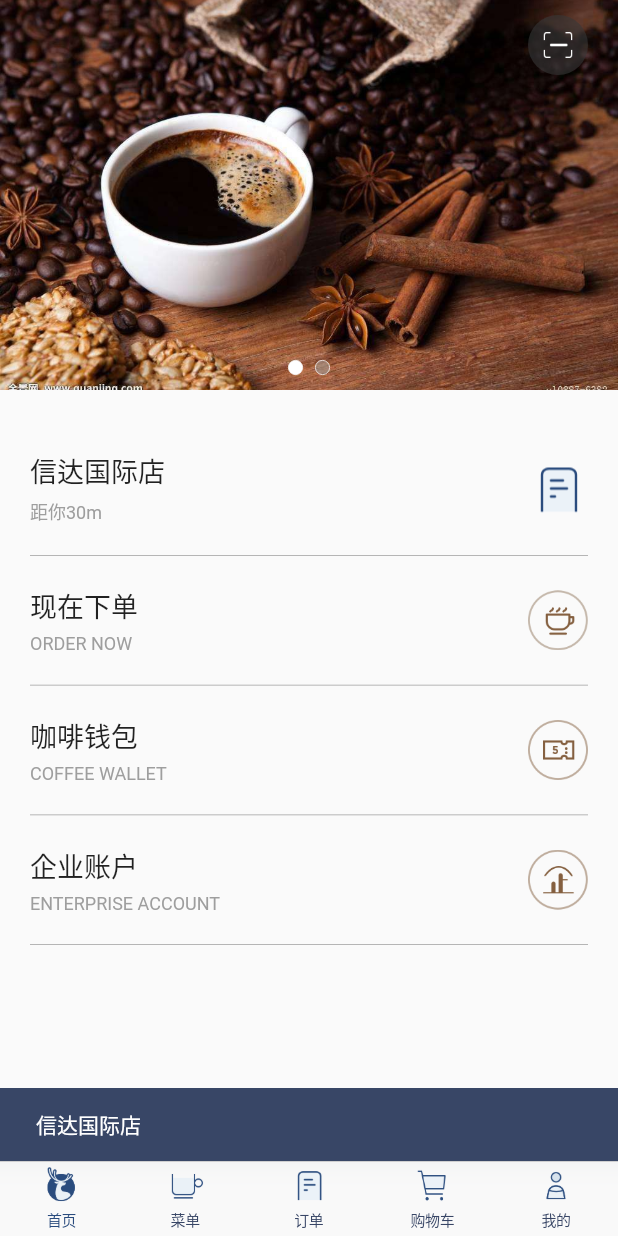
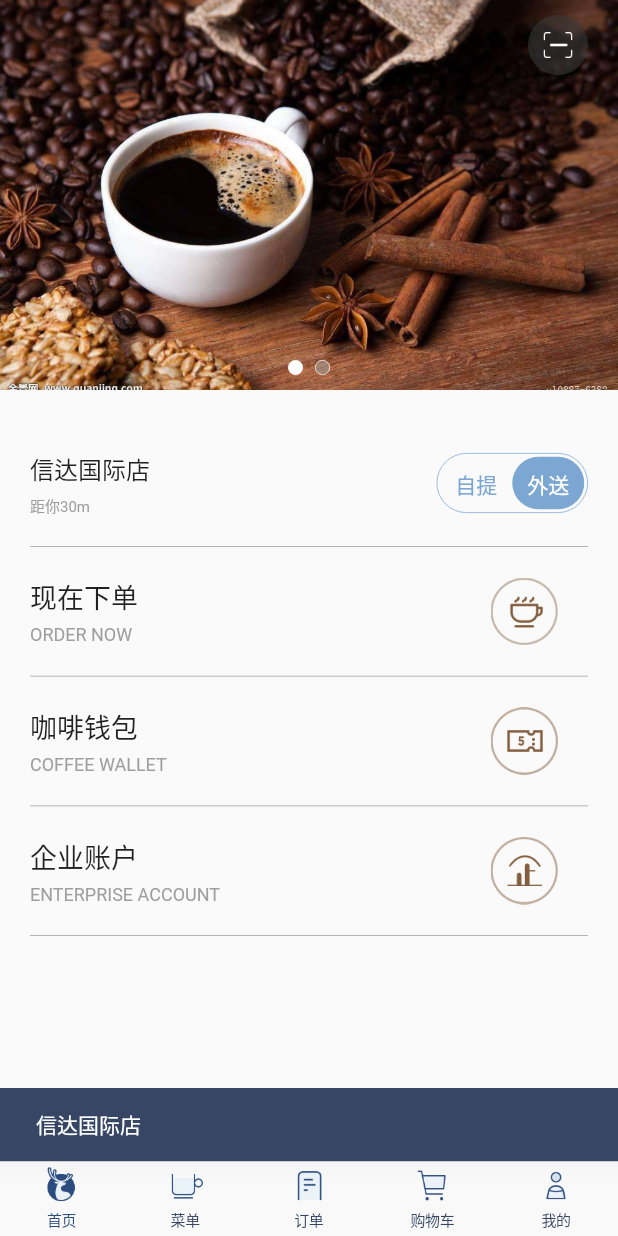
Before and after one commit to zanderpu/luckincoffee, a Flutter app: the screen it shows after launch, after a tap on "信达国际店", on a phone screen of 412 x 824 dp. Run offline on Flutter 3.47's test engine with Material 2 defaults, Android fonts, the phone set to English and light mode, and no system bars.

Commit message:
完成我的页面布局

```diff
--- a/lib/pages/h_index.dart
+++ b/lib/pages/h_index.dart
@@ -1,3 +1,5 @@
+import 'dart:async';
+
 import 'package:flutter/material.dart';
 
 class HomeIndex extends StatelessWidget {
@@ -41,7 +43,7 @@ class HomeIndex extends StatelessWidget {
         padding: EdgeInsets.all(20.0),
         child: new Column(
           children: <Widget>[
-            new IndexList("信达国际店","距你30m","images/nav/icon_navigation_order_negative.png"),
+            new IndexStore("信达国际店","距你30m",1),
             new IndexList("现在下单","ORDER NOW","images/icon_order_now.png"),
             new IndexList("咖啡钱包","COFFEE WALLET","images/icon_promo.png"),
             new IndexList("企业账户","ENTERPRISE ACCOUNT","images/icon_enterprise.png"),
@@ -53,6 +55,7 @@ class HomeIndex extends StatelessWidget {
   }
 }
 
+///首页图片轮播
 class IndexSwiper extends StatefulWidget {
   @override
   State<StatefulWidget> createState() => new IndexSwiperState();
@@ -69,6 +72,20 @@ class IndexSwiperState extends State<IndexSwiper>
     super.initState();
     // 初始化控制器
     pageController = new PageController(initialPage: 0);
+    print(_currentPageIndex);
+    new Timer.periodic(new Duration(seconds: 5),callback);
+  }
+
+  void callback(Timer timer) {
+    _currentPageIndex++;
+    if(_currentPageIndex>1){
+      _currentPageIndex = 0;
+    }
+    pageController.animateToPage(_currentPageIndex,
+      duration: new Duration(microseconds: 1000),
+      curve: new ElasticInOutCurve()
+    );
+    //print(_currentPageIndex);
   }
 
   @override
@@ -80,6 +97,7 @@ class IndexSwiperState extends State<IndexSwiper>
 
   List<Widget> getSwiperIndex(BuildContext context){
     List<Widget> list = new List<Widget>();
+
     for (var i = 0; i < 2; i++) {
       if(_currentPageIndex==i){
         list.add(new Container(
@@ -110,6 +128,7 @@ class IndexSwiperState extends State<IndexSwiper>
   }
 
 
+
   void _pageChanged(index){
     setState(() {
       _currentPageIndex = index;
@@ -124,6 +143,7 @@ class IndexSwiperState extends State<IndexSwiper>
     return Stack(
       children: <Widget>[
         new PageView(
+          controller: pageController,
           children: <Widget>[
             new Image.asset(
               'images/banner.jpg',
@@ -150,6 +170,112 @@ class IndexSwiperState extends State<IndexSwiper>
   }
 }
 
+
+///首页定位门店
+class IndexStore extends StatefulWidget{
+  final String title;
+  final String desc;
+  final int type;
+
+  IndexStore(this.title,this.desc,this.type);
+
+  @override
+  State<StatefulWidget> createState() => new IndexStoreState();
+}
+
+class IndexStoreState extends State<IndexStore>{
+
+  Widget _storeType(){
+
+    var _textstyle1 = new TextStyle(color:Colors.white);
+    var _textstyle2 = new TextStyle(color:Colors.white);
+    var _bgstyle1 = null;
+    var _bgstyle2 = null;
+
+    if(widget.type==1){
+      _textstyle1 = new TextStyle(color:Color(0xff7CA7D2));
+      _bgstyle2 = new BoxDecoration(
+        color: Color(0xff7CA7D2),
+        borderRadius:BorderRadius.all(Radius.circular(40.0))
+      );
+    }else{
+      _textstyle2 = new TextStyle(color:Color(0xff7CA7D2));
+      _bgstyle1 = new BoxDecoration(
+        color: Color(0xff7CA7D2),
+        borderRadius:BorderRadius.all(Radius.circular(40.0))
+      );
+    }
+
+
+    return new Container(
+      padding: EdgeInsets.all(2.0),
+      height: 40.0,
+      decoration: new BoxDecoration(
+        border: Border.all(width:0.5,color:Color(0xff7CA7D2)),
+        borderRadius: BorderRadius.all(Radius.circular(40.0))
+      ),
+      child:new Row(
+        children: <Widget>[
+          new Container(
+            padding: EdgeInsets.only(left:10.0,right:10.0,top:8.0),
+            height: 40.0,
+            decoration: _bgstyle1,
+            child: new Text('自提',style: _textstyle1,),
+          ),
+          new Container(
+            padding: EdgeInsets.only(left:10.0,right:10.0,top:8.0),
+            height: 40.0,
+            decoration: _bgstyle2,
+            child: new Text('外送',style: _textstyle2,),
+          ),
+        ],
+      ),
+    );
+  }
+
+
+  @override
+  Widget build(BuildContext context) {
+    return new Container(
+      child: new GestureDetector(
+        child: new Container(
+          padding: EdgeInsets.only(top: 20.0, bottom: 20.0),
+          decoration: new BoxDecoration(
+            border: new Border(bottom: new BorderSide(width: 0.5,color: Colors.grey))
+          ),
+          child: new Row(
+            children: <Widget>[
+              new Expanded(
+                child: new Column(
+                  crossAxisAlignment: CrossAxisAlignment.start,
+                  children: <Widget>[
+                    new Container(
+                      padding: EdgeInsets.only(bottom: 5.0),
+                      child: new Text(widget.title,style: new TextStyle(fontSize: 16.0,fontWeight: FontWeight.w400),),
+                    ),
+                    new Text(widget.desc, style: new TextStyle(fontSize: 10.0,color: Colors.grey),)
+                  ],
+                ),
+              ),
+              _storeType()
+            ],
+          ),
+        ),
+        onTap: () {
+          Scaffold.of(context).showSnackBar(new SnackBar(
+            content: new Text(widget.title),
+            backgroundColor:Color.fromRGBO(56, 70, 102, 1.0),
+            duration: new Duration(seconds: 1)
+          ));
+
+        },
+      )
+    );
+  }
+
+}
+
+///首页导航列表
 class IndexList extends StatelessWidget {
 
   final String imgurl;
@@ -183,7 +309,10 @@ class IndexList extends StatelessWidget {
                   ],
                 ),
               ),
-              new Image.asset(imgurl, width: 40.0, height: 40.0,)
+              new Container(
+                margin:EdgeInsets.only(right:20.0),
+                child:new Image.asset(imgurl, width: 45.0, height: 45.0,)
+              ),
             ],
           ),
         ),
--- /dev/null
+++ b/lib/pages/h_me.dart
@@ -0,0 +1,169 @@
+import 'package:flutter/material.dart';
+
+class HomeMe extends StatelessWidget {
+  @override
+  Widget build(BuildContext context) {
+    return Scaffold(
+      backgroundColor: Color(0xfff5f5f5),
+      body: new ListView(
+        children: <Widget>[
+          new Column(
+            children: <Widget>[
+              new MeHeader(),
+              new MeList(),
+            ],
+          )
+        ]
+      ),
+    );
+  }
+}
+
+class MeHeader extends StatelessWidget {
+  @override
+  Widget build(BuildContext context) {
+    return new Stack(
+      children: <Widget>[
+        new Row(
+          children: <Widget>[
+            new Expanded(
+              child: new Container(
+                padding: EdgeInsets.only(
+                    top: 60.0, bottom: 60.0, left: 20.0, right: 20.0),
+                color: Color(0xff604A3D),
+                child: new Row(
+                  children: <Widget>[
+                    new CircleAvatar(
+                      backgroundImage: new AssetImage("images/banner.jpg"),
+                      radius: 32.0,
+                    ),
+                    new Expanded(
+                      child: new Container(
+                          margin: EdgeInsets.only(left: 10.0),
+                          child: new Text('Puter',
+                              style: new TextStyle(
+                                  color: Colors.white, fontSize: 16.0))),
+                    ),
+                    new Icon(
+                      Icons.keyboard_arrow_right,
+                      color: Color(0xffcccccc),
+                    ),
+                  ],
+                ),
+              ),
+            )
+          ],
+        ),
+        new Positioned(
+          right: 10.0,
+          top: 10.0,
+          child: new GestureDetector(
+            child:
+                new Icon(Icons.notifications, color: Colors.white, size: 26.0),
+            onTap: () {
+              Scaffold.of(context).showSnackBar(new SnackBar(
+                  content: new Text('消息中心'),
+                  backgroundColor: Color.fromRGBO(56, 70, 102, 1.0),
+                  duration: new Duration(seconds: 1)));
+            },
+          ),
+        )
+      ],
+    );
+  }
+}
+
+class _ItemModel {
+  String title;
+  Icon icon;
+  String describe;
+  GestureTapCallback onTap;
+  _ItemModel(
+      {String title,
+      IconData icon,
+      String describe: "",
+      GestureTapCallback onTap}) {
+    this.title = title;
+    this.icon = new Icon(icon, color: Color(0xffcccccc),size: 20.0,);
+    this.describe = describe;
+    this.onTap = onTap;
+  }
+}
+
+class MeList extends StatefulWidget {
+  @override
+  State<StatefulWidget> createState() => new MeListState();
+}
+
+class MeListState extends State<MeList> {
+  List<_ItemModel> alllist = new List();
+  @override
+  void initState() {
+    super.initState();
+
+    alllist.add(new _ItemModel(
+        title: "个人资料",
+        icon: Icons.contact_mail,
+        onTap: () {
+          print('object');
+        }));
+    alllist.add(new _ItemModel(
+        title: "咖啡钱包", icon: Icons.local_cafe, describe: '1杯', onTap: () {}));
+    alllist.add(new _ItemModel(
+        title: "优惠券",
+        icon: Icons.local_activity,
+        describe: '0张',
+        onTap: () {}));
+    alllist
+        .add(new _ItemModel(title: "发票管理", icon: Icons.receipt, onTap: () {}));
+    alllist.add(new _ItemModel(title: "-"));
+    alllist.add(new _ItemModel(title: "帮助反馈", icon: Icons.help, onTap: () {}));
+  }
+
+  @override
+  Widget build(BuildContext context) {
+    return Column(
+        children: alllist.map((_ItemModel item) {
+      return new Column(
+        children: <Widget>[
+          _listItem(item),
+          new Divider(
+            height: 0.5,
+          )
+        ],
+      );
+    }).toList());
+  }
+
+  Widget _listItem(_ItemModel item, {GestureTapCallback onTap}) {
+    if (item.title == '-') {
+      return Container(
+        height: 10.0,
+          decoration: new BoxDecoration(color: Color(0xfff5f5f5)),
+          padding: EdgeInsets.all(5.0));
+    }
+    return new Material(
+      color: Colors.white,
+      child: new InkWell(
+        child: new Container(
+            padding: EdgeInsets.only(
+                top: 14.0, bottom: 14.0, left: 12.0, right: 12.0),
+            child: new Row(
+              children: <Widget>[
+                item.icon,
+                new Expanded(
+                  child: new Container(
+                      margin: EdgeInsets.only(left: 10.0),
+                      child: new Text(item.title)),
+                ),
+                new Row(children: <Widget>[
+                  new Text(item.describe),
+                  new Icon(Icons.keyboard_arrow_right, color: Color(0xffcccccc))
+                ]),
+              ],
+            )),
+        onTap: item.onTap,
+      ),
+    );
+  }
+}
--- a/lib/pages/home.dart
+++ b/lib/pages/home.dart
@@ -2,6 +2,7 @@ import 'package:flutter/material.dart';
 import 'package:flutter/cupertino.dart';
 
 import 'h_index.dart';
+import 'h_me.dart';
 
 class Home extends StatelessWidget {
 
@@ -175,9 +176,7 @@ class BodyPageState extends State<BodyPage>{
         new Center(
           child: new Text('购物车'),
         ),
-        new Center(
-          child: new Text('我的'),
-        )
+        new HomeMe()
       ],
     );
   }
```
